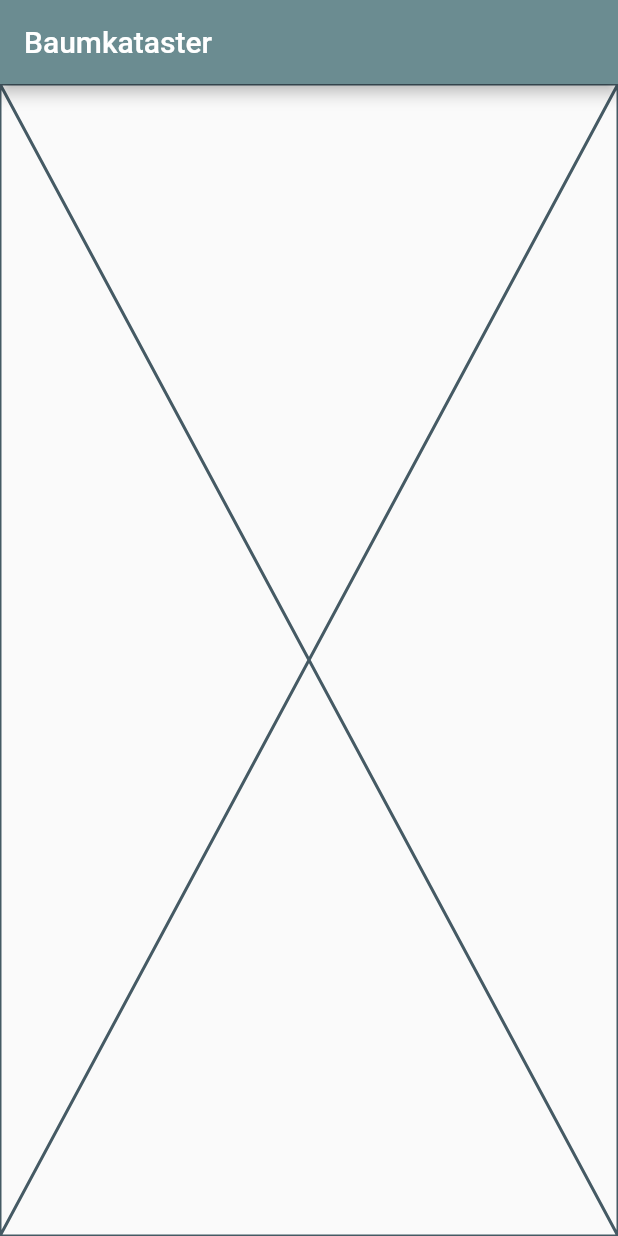
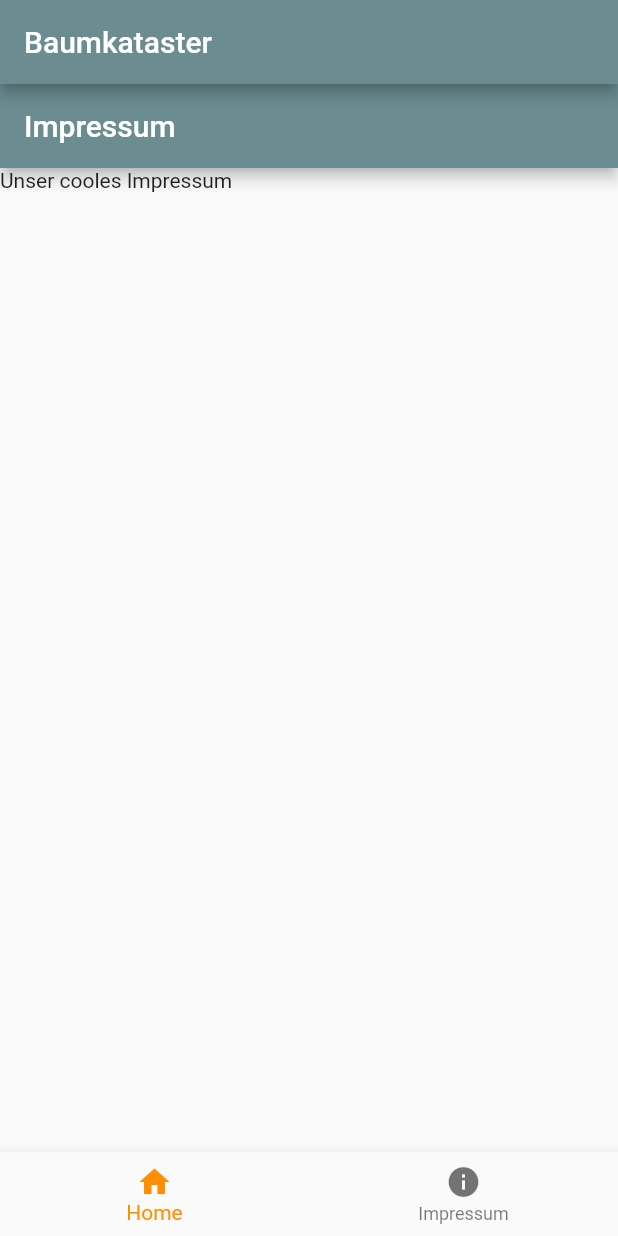
Before and after one commit to codeforbielefeld/baumkataster_frontend, a Flutter app: the screen it shows after launch, on a phone screen of 412 x 824 dp. Run offline on Flutter 3.47's test engine with Material 2 defaults, Android fonts, the phone set to English and light mode, and no system bars; our stand-ins replace equatable, flutter_bloc, go_router.

Commit message:
add navigation rail and navigation bar

```diff
--- a/lib/app/view/app_view.dart
+++ b/lib/app/view/app_view.dart
@@ -24,6 +24,7 @@ class AppView extends StatelessWidget {
             debugShowCheckedModeBanner: false,
             routerConfig: AppRouter(),
             title: 'Baumkataster',
+
           );
         }
       },
--- /dev/null
+++ b/lib/impressum/view/impressum_view.dart
@@ -0,0 +1,14 @@
+import 'package:flutter/material.dart';
+
+class ImpressumView extends StatelessWidget {
+  const ImpressumView({super.key});
+
+  @override
+  Widget build(BuildContext context) {
+    return Scaffold(
+        appBar: AppBar(
+          title: const Text('Impressum'),
+        ),
+        body: const Text('Unser cooles Impressum'));
+  }
+}
--- a/lib/openstreetmap/view/map_view.dart
+++ b/lib/openstreetmap/view/map_view.dart
@@ -1,3 +1,5 @@
+import 'package:baumkataster_frontend/impressum/view/impressum_view.dart';
+import 'package:baumkataster_frontend/router/app_router.dart';
 import 'package:flutter/material.dart';
 
 class MapView extends StatelessWidget {
@@ -8,8 +10,76 @@ class MapView extends StatelessWidget {
     return Scaffold(
         appBar: AppBar(
           title: const Text('Baumkataster'),
+
         ),
+          // show a bottom navigation bar only on mobile (screen width < 600)
+        bottomNavigationBar: MediaQuery.of(context).size.width < 600
+            ? BottomNavigationBar(
+                items: const <BottomNavigationBarItem>[
+                  BottomNavigationBarItem(
+                    icon: Icon(Icons.home),
+                    label: 'Home',
+                  ),
+                  BottomNavigationBarItem(
+                    icon: Icon(Icons.info),
+                    label: 'Impressum',
+                  ),
+                ],
+                currentIndex: 0,
+                selectedItemColor: Colors.amber[800],
+              )
+            : null,
         // TODO: implement open street map front end here
-        body: const Placeholder());
+        body: Row(
+          mainAxisSize: MainAxisSize.max,
+          children: [
+            // Show navigation bar on desktop (screen width >= 600)
+            if(MediaQuery.of(context).size.width >= 600)
+              NavigationRail(
+              minWidth: 55.0,
+              selectedIndex: 0,
+              // Called when one tab is selected
+              onDestinationSelected: (int index) {
+              },
+              labelType: NavigationRailLabelType.all,
+              selectedLabelTextStyle: const TextStyle(
+                color: Colors.amber,
+              ),
+              leading: Column(
+                children: const [
+                  SizedBox(
+                    height: 8,
+                  ),
+                  CircleAvatar(
+                    radius: 20,
+                    child: Icon(Icons.person),
+                  ),
+                ],
+              ),
+              unselectedLabelTextStyle: const TextStyle(),
+              // navigation rail items
+              destinations: const [
+                NavigationRailDestination(
+                    icon: Icon(Icons.home), label: Text('Home')),
+                NavigationRailDestination(
+                    icon: Icon(Icons.feed), label: Text('Feed')),
+                NavigationRailDestination(
+                    icon: Icon(Icons.favorite), label: Text('Favorites')),
+                NavigationRailDestination(
+                    icon: Icon(Icons.settings), label: Text('Settings')),
+              ],
+            ),
+
+          // Main content
+          // This part is always shown
+          // You will see it on both small and wide screen
+          Expanded(child: ImpressumView()),
+
+
+          ],
+        )
+
+        );
+
   }
 }
--- a/lib/router/app_router.dart
+++ b/lib/router/app_router.dart
@@ -1,3 +1,4 @@
+import 'package:baumkataster_frontend/impressum/view/impressum_view.dart';
 import 'package:baumkataster_frontend/openstreetmap/view/map_view.dart';
 import 'package:go_router/go_router.dart';
 
@@ -13,10 +14,18 @@ class AppRouter extends GoRouter {
                 return const MapView();
               },
             ),
+            // This configures the impressum route
+            GoRoute(
+              path: AppRoutes.impressum,
+              builder: (context, state) {
+                return const ImpressumView();
+              },
+            ),
           ],
         );
 }
 
 class AppRoutes {
   static String home = '/';
+  static String impressum = '/impressum';
 }
```
